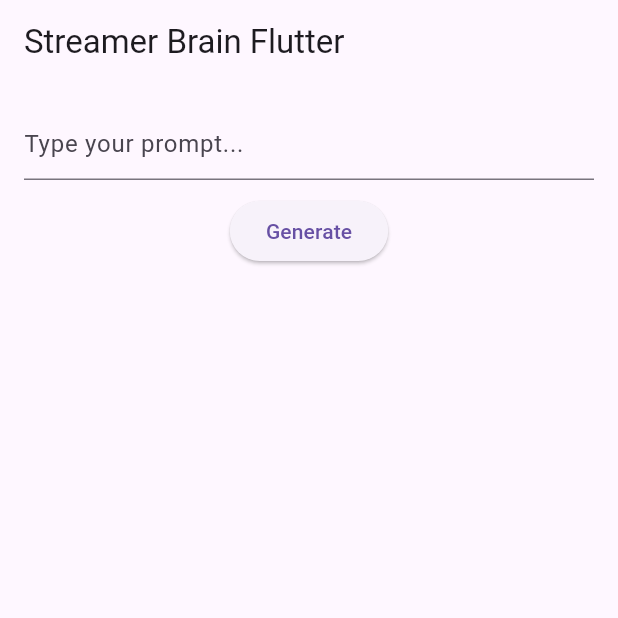
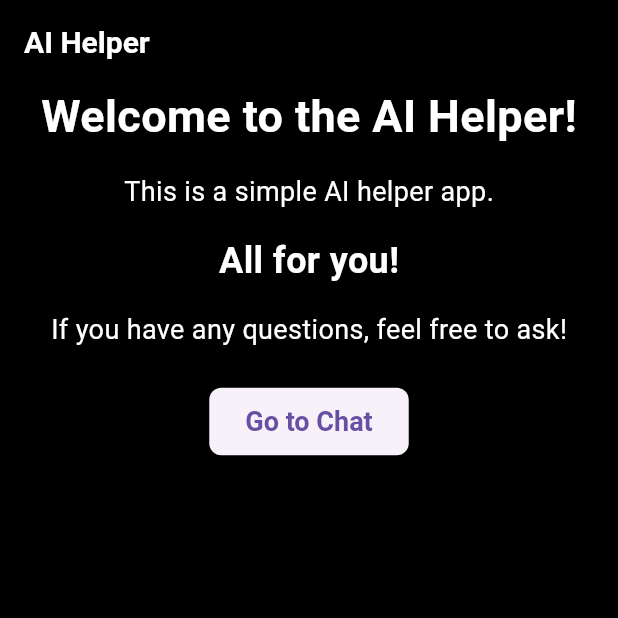
Before and after one commit to AD1mas/foryou, a Flutter app: the screen it shows after launch, on a phone screen of 412 x 824 dp, the top half of it. Run offline on Flutter 3.47's test engine with Material 3 defaults, Android fonts, the phone set to English and light mode, and no system bars; our stand-ins replace flutter_dotenv, supabase_flutter; accounts and stored records are empty.

Commit message:
Basic Files

```diff
--- /dev/null
+++ b/lib/core/app_style.dart
@@ -0,0 +1,45 @@
+import 'package:flutter/material.dart';
+
+class AppColors {
+  static const Color purpleColor = Color(0xFF610C9F);
+  static const Color maroonColor = Color(0xFF940B92);
+  static const Color redColor = Color(0xFFDA0C81);
+  static const Color pinkColor = Color(0xFFE95793);
+}
+
+class AppTextSizes {
+  static const double small = 18.0;
+  static const double medium = 24.0;
+  static const double large = 30.0;
+}
+
+class AppPaddingsHeight {
+  SizedBox small() => const SizedBox(height: 8.0);
+  SizedBox medium() => const SizedBox(height: 16.0);
+  SizedBox large() => const SizedBox(height: 24.0);
+}
+
+class AppPaddingsWidth {
+  SizedBox small() => const SizedBox(width: 8.0);
+  SizedBox medium() => const SizedBox(width: 16.0);
+  SizedBox large() => const SizedBox(width: 24.0);
+}
+
+class AppTextStyles {
+  static const TextStyle heading = TextStyle(
+    fontSize: AppTextSizes.large,
+    fontWeight: FontWeight.bold,
+    color: Colors.white,
+  );
+
+  static const TextStyle subheading = TextStyle(
+    fontSize: AppTextSizes.medium,
+    fontWeight: FontWeight.w600,
+    color: Colors.white,
+  );
+
+  static const TextStyle body = TextStyle(
+    fontSize: AppTextSizes.small,
+    color: Colors.white,
+  );
+}
--- /dev/null
+++ b/lib/core/theme.dart
@@ -0,0 +1,24 @@
+import 'package:flutter/material.dart';
+
+final ThemeData appTheme = ThemeData(
+  primaryColor: Colors.white,
+  scaffoldBackgroundColor: Colors.black,
+  appBarTheme: const AppBarTheme(
+    backgroundColor: Colors.transparent,
+    elevation: 0,
+    titleTextStyle: TextStyle(
+      color: Colors.white,
+      fontSize: 20,
+      fontWeight: FontWeight.bold,
+    ),
+  ),
+  textTheme: const TextTheme(
+    bodyMedium: TextStyle(color: Colors.white, fontSize: 16),
+    bodyLarge: TextStyle(color: Colors.white, fontSize: 18),
+    titleMedium: TextStyle(
+      color: Colors.white,
+      fontSize: 20,
+      fontWeight: FontWeight.bold,
+    ),
+  ),
+);
--- /dev/null
+++ b/lib/features/pages/home/home_page.dart
@@ -0,0 +1,37 @@
+import 'package:flutter/material.dart';
+
+import '../../../core/app_style.dart';
+import '../../widgets/custom_button.dart';
+
+class HomePage extends StatelessWidget {
+  const HomePage({super.key});
+
+  @override
+  Widget build(BuildContext context) {
+    return Scaffold(
+      appBar: AppBar(title: const Text("AI Helper")),
+      body: Align(
+        alignment: Alignment.center,
+        child: Column(
+          children: [
+            Text("Welcome to the AI Helper!", style: AppTextStyles.heading),
+            AppPaddingsHeight().medium(),
+            Text("This is a simple AI helper app.", style: AppTextStyles.body),
+            AppPaddingsHeight().medium(),
+            Text("All for you!", style: AppTextStyles.subheading),
+            AppPaddingsHeight().medium(),
+            Text(
+              "If you have any questions, feel free to ask!",
+              style: AppTextStyles.body,
+            ),
+            AppPaddingsHeight().large(),
+            CustomButton(
+              text: "Go to Chat",
+              onPressed: () => Navigator.pushNamed(context, '/chat'),
+            ),
+          ],
+        ),
+      ),
+    );
+  }
+}
--- /dev/null
+++ b/lib/features/widgets/custom_button.dart
@@ -0,0 +1,21 @@
+import 'package:flutter/material.dart';
+
+class CustomButton extends StatelessWidget {
+  const CustomButton({super.key, required this.onPressed, required this.text});
+
+  final VoidCallback onPressed;
+  final String text;
+
+  @override
+  Widget build(BuildContext context) {
+    return ElevatedButton(
+      onPressed: onPressed,
+      style: ElevatedButton.styleFrom(
+        padding: const EdgeInsets.symmetric(horizontal: 24, vertical: 12),
+        textStyle: const TextStyle(fontSize: 18, fontWeight: FontWeight.bold),
+        shape: RoundedRectangleBorder(borderRadius: BorderRadius.circular(8)),
+      ),
+      child: Text(text),
+    );
+  }
+}
--- a/lib/main.dart
+++ b/lib/main.dart
@@ -1,8 +1,21 @@
 import 'package:flutter/material.dart';
-import 'package:http/http.dart' as http;
-import 'dart:convert';
+import 'package:flutter_dotenv/flutter_dotenv.dart';
+import 'package:supabase_flutter/supabase_flutter.dart';
+import 'navigation/app_router.dart';
+import 'core/theme.dart';
 
-void main() {
+void main() async {
+  WidgetsFlutterBinding.ensureInitialized();
+
+  // Завантаження .env
+  await dotenv.load(fileName: ".env");
+
+  // Supabase init
+  await Supabase.initialize(
+    url: dotenv.env['SUPABASE_URL']!,
+    anonKey: dotenv.env['SUPABASE_ANON_KEY']!,
+  );
+
   runApp(const MyApp());
 }
 
@@ -11,81 +24,12 @@ class MyApp extends StatelessWidget {
 
   @override
   Widget build(BuildContext context) {
-    return const MaterialApp(home: ChatScreen());
-  }
-}
-
-class ChatScreen extends StatefulWidget {
-  const ChatScreen({super.key});
-
-  @override
-  State<ChatScreen> createState() => _ChatScreenState();
-}
-
-class _ChatScreenState extends State<ChatScreen> {
-  final TextEditingController _controller = TextEditingController();
-  Future<String>? _responseFuture;
-
-  Future<String> generateResponse(String prompt) async {
-    final url = Uri.parse("http://127.0.0.1:8000/generate");
-    final response = await http.post(
-      url,
-      headers: {"Content-Type": "application/json"},
-      body: jsonEncode({"text": prompt}),
-    );
-
-    if (response.statusCode == 200) {
-      final data = jsonDecode(response.body);
-      return data['response']['content'];
-    } else {
-      throw Exception("Failed to generate response");
-    }
-  }
-
-  @override
-  Widget build(BuildContext context) {
-    return Scaffold(
-      appBar: AppBar(title: const Text("Streamer Brain Flutter")),
-      body: Padding(
-        padding: const EdgeInsets.all(16),
-        child: Column(
-          children: [
-            TextField(
-              controller: _controller,
-              decoration: const InputDecoration(
-                hintText: "Type your prompt...",
-              ),
-            ),
-            const SizedBox(height: 10),
-            ElevatedButton(
-              onPressed: () {
-                setState(() {
-                  _responseFuture = generateResponse(_controller.text);
-                });
-              },
-              child: const Text("Generate"),
-            ),
-            const SizedBox(height: 20),
-            _responseFuture == null
-                ? const SizedBox()
-                : FutureBuilder<String>(
-                    future: _responseFuture,
-                    builder: (context, snapshot) {
-                      if (snapshot.connectionState == ConnectionState.waiting) {
-                        return const CircularProgressIndicator();
-                      } else if (snapshot.hasError) {
-                        return Text("Error: ${snapshot.error}");
-                      } else {
-                        return Text(
-                          snapshot.data.toString(),
-                          style: const TextStyle(fontSize: 16),
-                        );
-                      }
-                    },
-                  ),
-          ],
-        ),
-      ),
+    return MaterialApp(
+      title: 'AI Helper',
+      debugShowCheckedModeBanner: false,
+      theme: appTheme,
+      onGenerateRoute: AppRouter.generateRoute,
+      initialRoute: '/',
     );
   }
 }
--- /dev/null
+++ b/lib/navigation/app_router.dart
@@ -0,0 +1,28 @@
+import 'package:flutter/material.dart';
+import '../features/pages/home/home_page.dart';
+import '../features/pages/chat/chat_page.dart';
+
+class AppRouter {
+  static Route<dynamic> generateRoute(RouteSettings settings) {
+    switch (settings.name) {
+      case '/':
+        return _buildRoute(const HomePage());
+
+      case '/chat':
+        return _buildRoute(const ChatPage());
+
+      default:
+        return _buildRoute(const HomePage());
+    }
+  }
+
+  static PageRouteBuilder _buildRoute(Widget page) {
+    return PageRouteBuilder(
+      pageBuilder: (_, __, ___) => page,
+      transitionsBuilder: (_, animation, __, child) {
+        return FadeTransition(opacity: animation, child: child);
+      },
+      transitionDuration: const Duration(milliseconds: 300),
+    );
+  }
+}
--- a/pubspec.yaml
+++ b/pubspec.yaml
@@ -35,6 +35,8 @@ dependencies:
   # The following adds the Cupertino Icons font to your application.
   # Use with the CupertinoIcons class for iOS style icons.
   cupertino_icons: ^1.0.8
+  supabase_flutter: ^2.12.0
+  flutter_dotenv: ^6.0.0
 
 dev_dependencies:
   flutter_test:
@@ -52,7 +54,8 @@ dev_dependencies:
 
 # The following section is specific to Flutter packages.
 flutter:
-
+  assets:
+      - .env
   # The following line ensures that the Material Icons font is
   # included with your application, so that you can use the icons in
   # the material Icons class.
```
Also changed, not shown: lib/features/pages/chat/chat_page.dart (added, +79 -0 lines), lib/services/supabase_service.dart (added, +15 -0 lines), lib/services/ai_service.dart (added), pubspec.lock, 6 other files.
